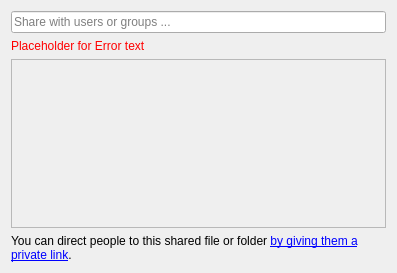
reberthkss/ResultCloud, file src/gui/shareusergroupwidget.ui: the form before one commit.
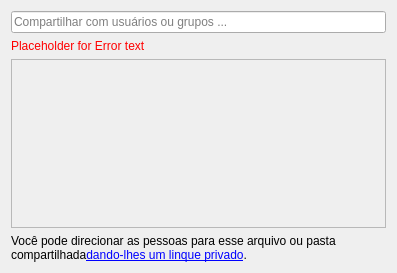
The form after the commit.

What changed in the file:
```diff
--- a/src/gui/shareusergroupwidget.ui
+++ b/src/gui/shareusergroupwidget.ui
@@ -19,7 +19,7 @@
      <item>
       <widget class="QLineEdit" name="shareeLineEdit">
        <property name="placeholderText">
-        <string>Share with users or groups ...</string>
+        <string>Compartilhar com usuários ou grupos ...</string>
        </property>
       </widget>
      </item>
@@ -105,7 +105,7 @@
    <item>
     <widget class="QLabel" name="privateLinkText">
      <property name="text">
-      <string>&lt;html&gt;&lt;head/&gt;&lt;body&gt;&lt;p&gt;You can direct people to this shared file or folder &lt;a href=&quot;private link menu&quot;&gt;&lt;span style=&quot; text-decoration: underline; color:#0000ff;&quot;&gt;by giving them a private link&lt;/span&gt;&lt;/a&gt;.&lt;/p&gt;&lt;/body&gt;&lt;/html&gt;</string>
+      <string>&lt;html&gt;&lt;head/&gt;&lt;body&gt;&lt;p&gt;Você pode direcionar as pessoas para esse arquivo ou pasta compartilhada&lt;a href=&quot;private link menu&quot;&gt;&lt;span style=&quot; text-decoration: underline; color:#0000ff;&quot;&gt;dando-lhes um linque privado&lt;/span&gt;&lt;/a&gt;.&lt;/p&gt;&lt;/body&gt;&lt;/html&gt;</string>
      </property>
      <property name="wordWrap">
       <bool>true</bool>
```
Left out of the diff: 2 changed lines with no effect on the pictures.
